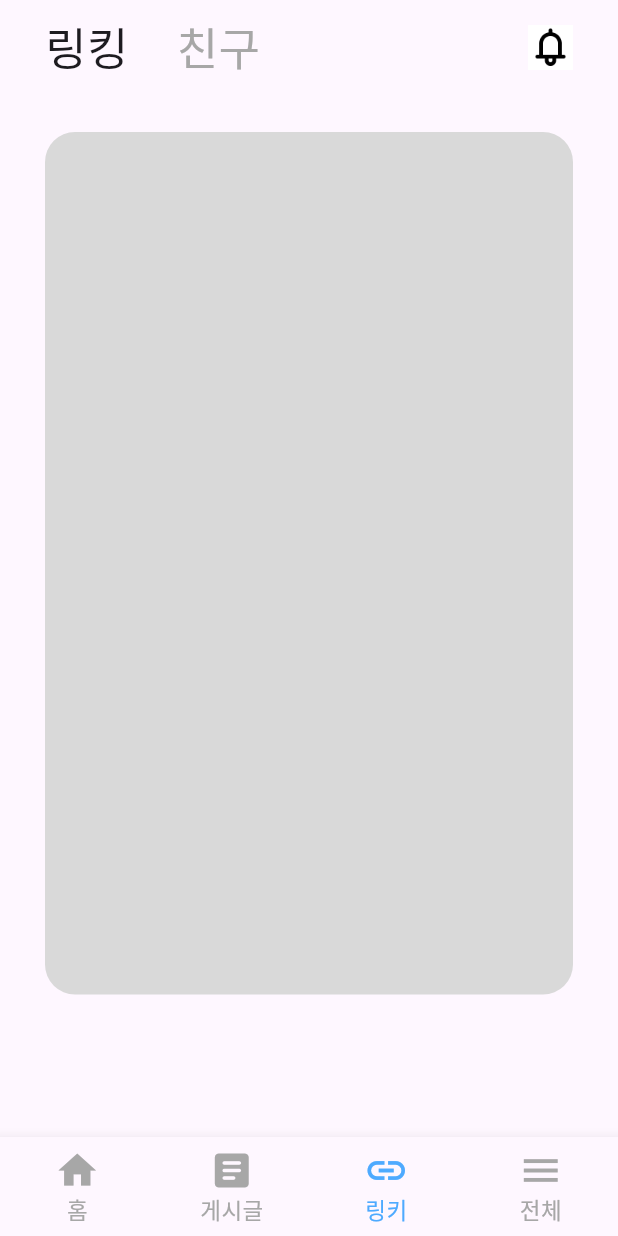
After one commit to myaongz/Myaong-Flutter, a Flutter app: the MainPage screen opened by its route, item 3 of the bottom bar chosen, on a phone screen of 412 x 824 dp. The commit adds this screen. Run offline on Flutter 3.47's test engine with Material 3 defaults, Android fonts, the phone set to English and light mode, and no system bars; our stand-ins replace go_router; Roboto replaces fonts that are missing (Pretendard-600, Pretendard-800); project files that could hold a hidden picture were left out.

Commit message:
💄 :: (#21) 링킹페이지 퍼블리싱

```diff
--- /dev/null
+++ b/lib/views/linking/linking_page.dart
@@ -0,0 +1,66 @@
+import 'package:flutter/material.dart';
+import 'package:myaong/utils/font.dart';
+
+class LinkingPage extends StatelessWidget {
+  const LinkingPage({super.key});
+
+  @override
+  Widget build(BuildContext context) {
+    return Scaffold(
+      body: SafeArea(
+        child: SingleChildScrollView(
+          child: Padding(
+            padding: const EdgeInsets.symmetric(vertical: 10, horizontal: 30),
+            child: Column(
+              crossAxisAlignment: CrossAxisAlignment.start,
+              children: [
+                Row(
+                  mainAxisAlignment: MainAxisAlignment.spaceBetween,
+                  children: [
+                    Container(
+                      child: const Row(
+                        children: [
+                          Text(
+                            "링킹",
+                            style: TextStyle(
+                              fontSize: 30,
+                              fontFamily: pretendard_800,
+                            ),
+                          ),
+                          SizedBox(
+                            width: 32,
+                          ),
+                          Text(
+                            "친구",
+                            style: TextStyle(
+                                fontFamily: pretendard_600,
+                                fontSize: 30,
+                                color: Color(0xffa7a7a7)),
+                          ),
+                        ],
+                      ),
+                    ),
+                    Image.asset(
+                      'assets/images/home/alert.png',
+                      height: 30,
+                      width: 30,
+                    ),
+                  ],
+                ),
+                const SizedBox(height: 35),
+                Container(
+                  height: 575,
+                  width: 370,
+                  decoration: const BoxDecoration(
+                    borderRadius: BorderRadius.all(Radius.circular(20)),
+                    color: Color((0xffD9D9D9)),
+                  ),
+                ),
+              ],
+            ),
+          ),
+        ),
+      ),
+    );
+  }
+}
--- a/lib/views/main/main_page.dart
+++ b/lib/views/main/main_page.dart
@@ -1,6 +1,7 @@
 import 'package:flutter/material.dart';
 import 'package:myaong/utils/font.dart';
 import 'package:myaong/views/home/home_page.dart';
+import 'package:myaong/views/linking/linking_page.dart';
 import 'package:myaong/views/notice_board/notice_board_page.dart';
 
 class MainPage extends StatefulWidget {
@@ -22,7 +23,7 @@ class _MainPageState extends State<MainPage> {
   final List<Widget> _page = [
     const HomePage(),
     const NoticeBoardPage(),
-    const HomePage(),
+    const LinkingPage(),
     const HomePage(),
   ];
 
```
